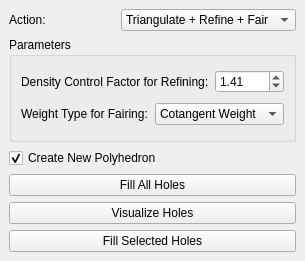
CGAL/cgal, file Polyhedron/demo/Polyhedron/Hole_filling_widget.ui: the form before one commit.
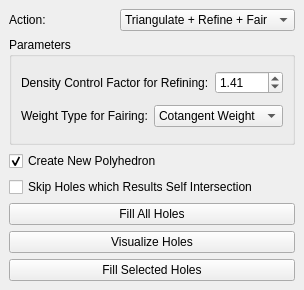
The form after the commit.

Commit message: Self intersection preventer

Patch:
```diff
--- a/Polyhedron/demo/Polyhedron/Hole_filling_widget.ui
+++ b/Polyhedron/demo/Polyhedron/Hole_filling_widget.ui
@@ -6,8 +6,8 @@
    <rect>
     <x>0</x>
     <y>0</y>
-    <width>305</width>
-    <height>261</height>
+    <width>289</width>
+    <height>290</height>
    </rect>
   </property>
   <property name="toolTip">
@@ -125,6 +125,13 @@
       </property>
      </widget>
     </item>
+    <item>
+     <widget class="QCheckBox" name="Skip_self_intersection_check_box">
+      <property name="text">
+       <string>Skip Holes which Results Self Intersection</string>
+      </property>
+     </widget>
+    </item>
     <item>
      <widget class="QPushButton" name="Fill_all_holes_button">
       <property name="text">
```
The commit also changes 1 other file.
